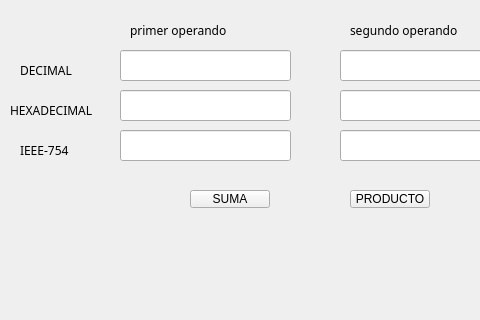
Before: the Qt Designer form mainwindow.ui in VictorMartinezVega/Alu, drawn with Qt 5; both pictures show x 0 to 480 and y 0 to 320 of the 800 by 600 pixel window.
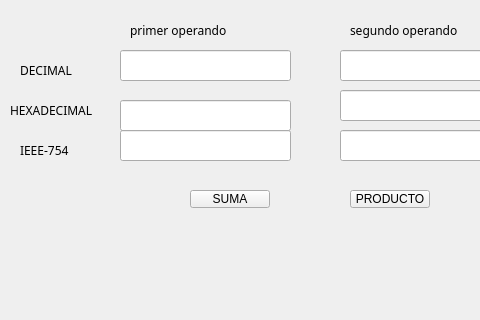
After: the same form once the commit is applied.

```diff
--- a/mainwindow.ui
+++ b/mainwindow.ui
@@ -175,7 +175,7 @@
     <property name="geometry">
      <rect>
       <x>120</x>
-      <y>90</y>
+      <y>100</y>
       <width>171</width>
       <height>31</height>
      </rect>
```
